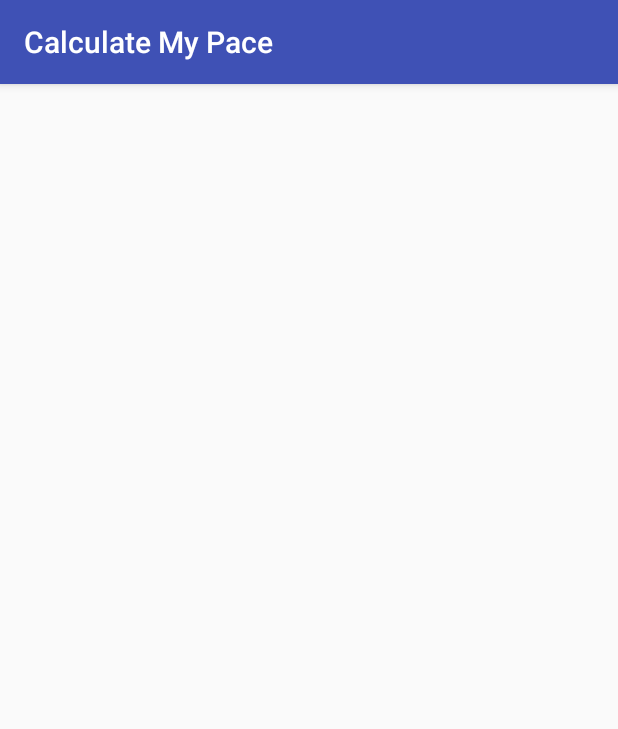
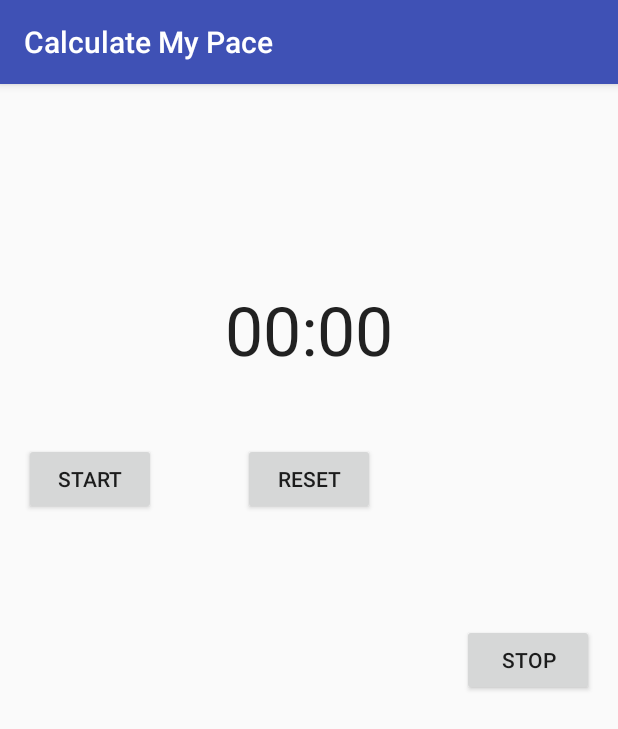
Before and after one commit to daviddalton/calculate-my-pace, an Android app: the StopwatchActivity screen opened directly, with no data from a screen before it, on a phone screen of 412 x 824 dp. Shown: the top 729 px of the screen. Run offline under Robolectric (Android 15) with nearby library versions, the phone set to English and light mode, and no system bars.

Commit message:
added stopwatch to the stopwatch activity

```diff
--- a/app/src/main/res/layout/activity_stopwatch.xml
+++ b/app/src/main/res/layout/activity_stopwatch.xml
@@ -9,4 +9,52 @@
     android:paddingTop="@dimen/activity_vertical_margin"
     tools:context="com.example.david.calculate_my_pace.StopwatchActivity">
 
+    <Chronometer
+        android:layout_width="wrap_content"
+        android:layout_height="wrap_content"
+        android:id="@+id/chronometer"
+        android:layout_marginTop="117dp"
+        android:textSize="45dp"
+        android:layout_alignParentTop="true"
+        android:layout_centerHorizontal="true" />
+
+    <Button
+        android:layout_width="wrap_content"
+        android:layout_height="wrap_content"
+        android:text="Start"
+        android:id="@+id/start_button"
+        android:onClick="startButtonClick"
+        android:layout_alignTop="@+id/resetButton"
+        android:layout_alignParentStart="true" />
+
+    <Button
+        android:layout_width="wrap_content"
+        android:layout_height="wrap_content"
+        android:text="stop"
+        android:id="@+id/stop_button"
+        android:onClick="stopButtonClick"
+        android:layout_centerVertical="true"
+        android:layout_alignParentEnd="true" />
+
+    <Button
+        android:layout_width="wrap_content"
+        android:layout_height="wrap_content"
+        android:text="Reset"
+        android:id="@+id/resetButton"
+        android:onClick="resetButtonClick"
+        android:layout_centerHorizontal="true"
+        android:layout_marginTop="45dp"
+        android:layout_below="@+id/chronometer" />
+
+    <TextView
+        android:layout_width="wrap_content"
+        android:layout_height="wrap_content"
+        android:textAppearance="?android:attr/textAppearanceLarge"
+        android:id="@+id/hmsTekst"
+        android:textColor="#FFFFFF"
+        android:layout_below="@+id/stop_button"
+        android:layout_centerHorizontal="true"
+        android:layout_marginTop="83dp" />
+
+
 </RelativeLayout>
```
Also changed, not shown: app/src/main/java/com/example/david/calculate_my_pace/StopwatchActivity.java (+36 -0 lines).
